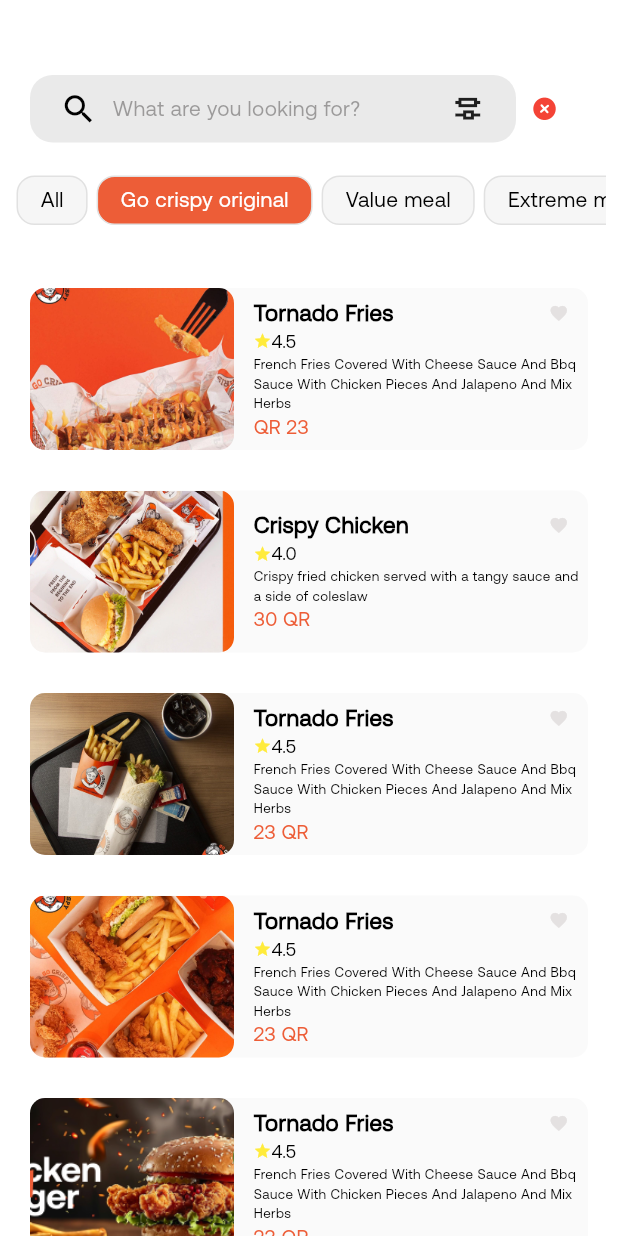
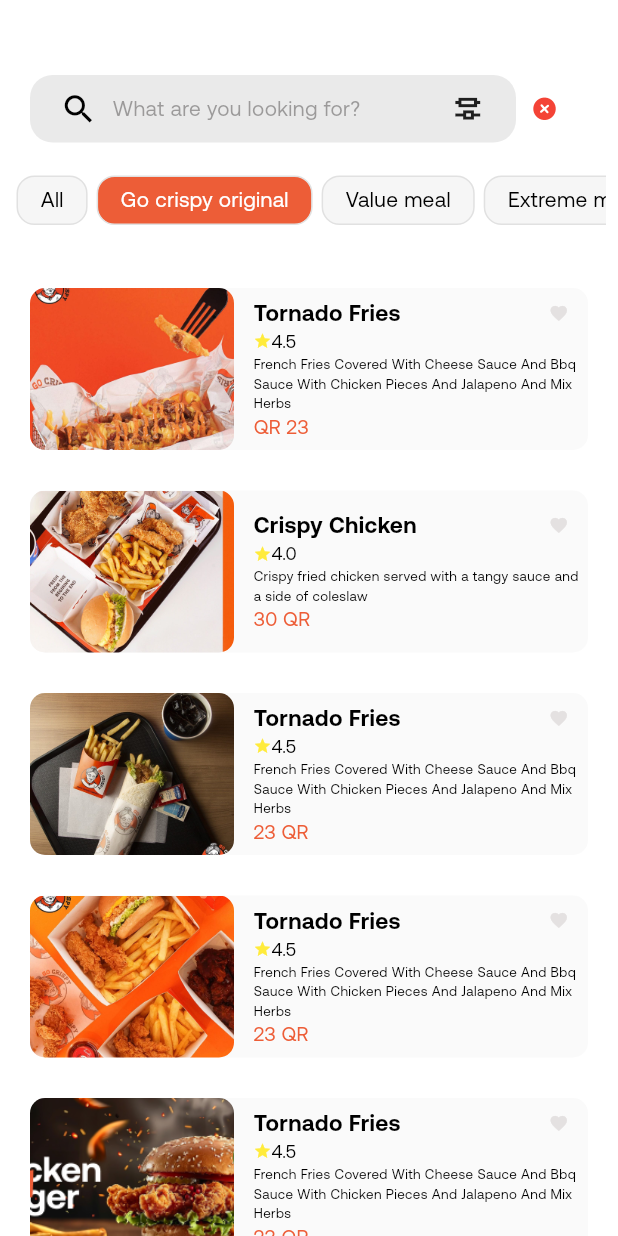
Before and after one commit to Afaf997/food_delivery_app, a Flutter app: the HomeScreen screen opened directly, after a tap on "What are you looking for?", on a phone screen of 412 x 824 dp. Run offline on Flutter 3.47's test engine with Material 3 defaults, Android fonts, the phone set to English and light mode, and no system bars; our stand-ins replace pin_code_text_field.

Commit message:
style complete changed

```diff
--- a/lib/functions/build_menu_item.dart
+++ b/lib/functions/build_menu_item.dart
@@ -7,9 +7,10 @@
       Navigator.push(
           context, MaterialPageRoute(builder: (context) => CategoriesScreen()));
     },
+    child: Center(
       child: Container(
-      width: 80,
-      height: 80,
+        width: 78,
+        height: 78,
         decoration: BoxDecoration(
           color: color,
           borderRadius: BorderRadius.circular(15.0),
@@ -21,5 +22,6 @@
           ),
         ),
       ),
+    ),
   );
 }
--- a/lib/functions/build_menu_row.dart
+++ b/lib/functions/build_menu_row.dart
@@ -28,7 +28,7 @@
         itemCount: menuImages.length,
         itemBuilder: (context, index) {
           return Padding(
-            padding: const EdgeInsets.symmetric(horizontal: 10.0),
+            padding: const EdgeInsets.symmetric(horizontal: 8.0),
             child: Column(
               crossAxisAlignment: CrossAxisAlignment.center,
               children: [
@@ -47,7 +47,7 @@
                     overflow: TextOverflow.ellipsis,
                     style:const TextStyle(
                       color: kblack,
-                      fontSize: 11.0,
+                      fontSize: 12.0,
                       fontWeight: FontWeight.bold,
                     ),
                   ),
--- a/lib/main.dart
+++ b/lib/main.dart
@@ -18,7 +18,7 @@
         ),
       ),
       debugShowCheckedModeBanner: false,
-      title: 'food_delivery',
+      title: 'go crispy',
       home: const LanguageScreen(),
     );
   }
--- a/lib/screens/favourite_screen.dart
+++ b/lib/screens/favourite_screen.dart
@@ -9,7 +9,9 @@
   @override
   Widget build(BuildContext context) {
     return Scaffold(
+      backgroundColor: klistgreyColor,
       appBar: AppBar(
+        backgroundColor: klistgreyColor,
         automaticallyImplyLeading: false,
         toolbarHeight: 100,
         title: ReusableText(
--- a/lib/utils/constant.dart
+++ b/lib/utils/constant.dart
@@ -23,6 +23,8 @@
 const Color kColorgreen =  Color(0xFF4C782D);
 const Color kiconcolor =  Color(0xFF292D32);
 const Color kradiuscolor =  Color(0xFFEDEDED);
+const Color kOriginalColor = Color(0xFFDDDDDD);
+ Color kIncreasedColor = Color(0xFFB3B3B3);
 const Color kstarYellow =  Color(0xFFFFBF34);
 const Icon kbackarrowIcon= Icon(Icons.arrow_circle_left_outlined,size:28,);
 
--- a/lib/widget/row_image.dart
+++ b/lib/widget/row_image.dart
@@ -7,7 +7,7 @@
   return Center(
     child: Container(
       child: Row(
-        mainAxisAlignment: MainAxisAlignment.spaceAround,
+        mainAxisAlignment: MainAxisAlignment.spaceEvenly,
         children: [
           _buildItem(
             context: context,
@@ -44,7 +44,7 @@
       showCustomBottomSheet(context,);
     },
     child: Container(
-      width: 170,
+      width: 175,
       height: 125,
       decoration: BoxDecoration(
         color:kcontainergrey,
@@ -62,7 +62,7 @@
             ),
           ),
           Positioned(
-            bottom: 1,
+            bottom: 5,
             left: 8,
             right: 8,
             child: Column(
@@ -77,7 +77,7 @@
                         ReusableText(text: itemName, fontSize: 12, fontWeight: FontWeight.bold),
                       ],
                     ),
-                    ReusableText(text: qrCode, fontSize: 12, color: kredcolor),
+                    ReusableText(text: qrCode, fontSize: 12, color: kredcolor,fontWeight: FontWeight.bold),
                   ],
                 ),
                 Row(
--- a/lib/widget/title.dart
+++ b/lib/widget/title.dart
@@ -12,7 +12,7 @@
       children: [
         ReusableText(
           text: title,
-          fontSize: 20.0,
+          fontSize: 22.0,
           fontWeight: FontWeight.bold,
           color: kblack,
         ),
--- a/pubspec.yaml
+++ b/pubspec.yaml
@@ -123,10 +123,11 @@
     - family: Aeonik
       fonts:
         - asset: assets/fonts/AeonikTRIAL-Regular.otf
+        - asset: assets/fonts/AeonikTRIAL-Bold.otf
   #       - asset: fonts/Schyler-Italic.ttf
   #         style: italic
   #   - family: Trajan Pro
-  #     fonts:
+      # fonts:
   #       - asset: fonts/TrajanPro.ttf
   #       - asset: fonts/TrajanPro_Bold.ttf
   #         weight: 700
```
Also changed, not shown: assets/fonts/AeonikTRIAL-Bold.otf (added), assets/fonts/AeonikTRIAL-RegularItalic.otf (deleted). Lines whose indentation alone changed are shown as unchanged.
